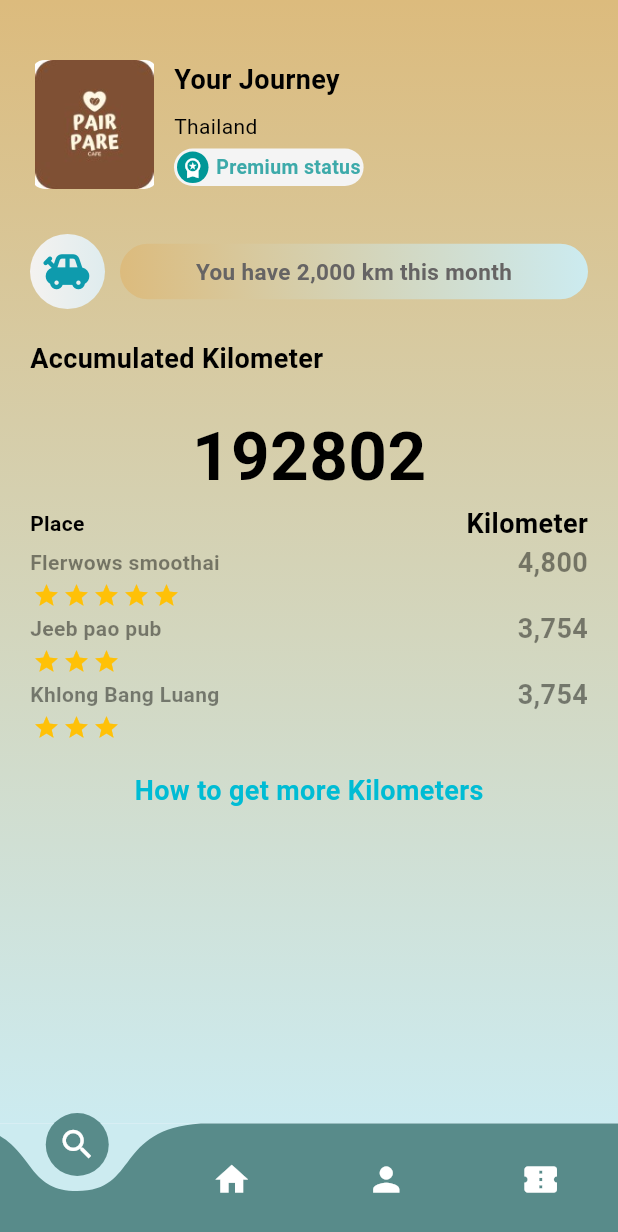
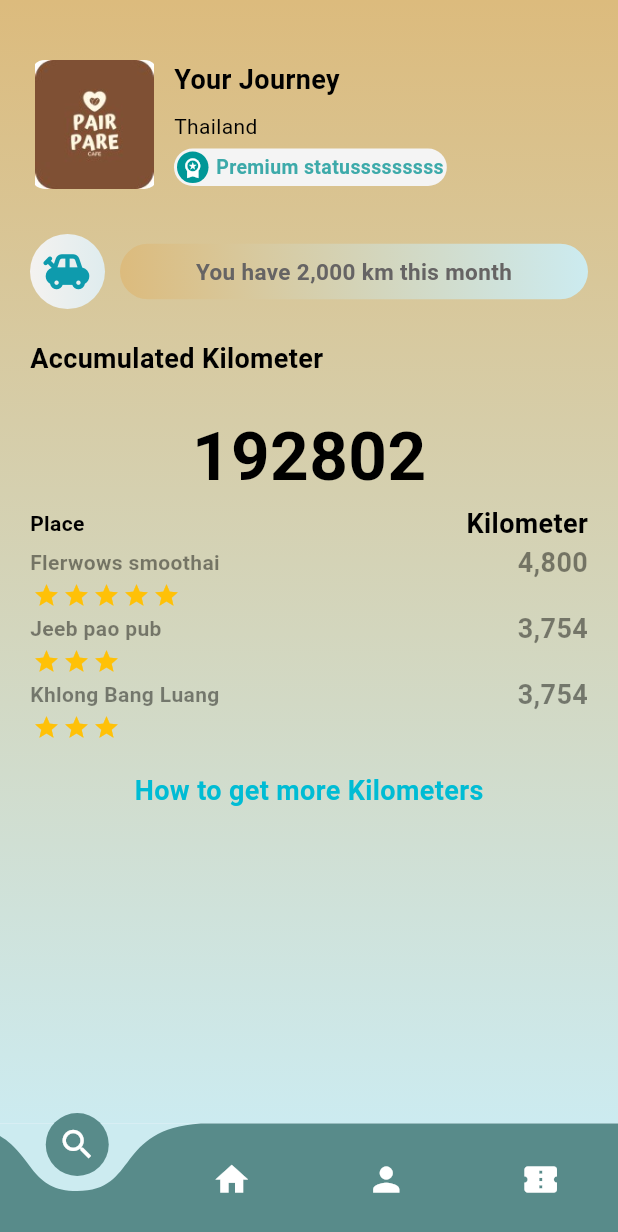
Before and after one commit to punyanuch-h/283_mobile2, a Flutter app: the screen it shows after launch, on a phone screen of 412 x 824 dp. Shown: the top 1232 px of the screen. Run offline on Flutter 3.47's test engine with Material 3 defaults, Android fonts, the phone set to English and light mode, and no system bars; drawn by our look-alikes of curved_navigation_bar; our stand-ins replace fluentui_icons, flutter_map, flutter_svg, google_maps_flutter, ionicons, latlong2.

Commit message:
try to commit

```diff
--- a/lib/screens/ticket_page.dart
+++ b/lib/screens/ticket_page.dart
@@ -82,7 +82,7 @@ class TicketPage extends StatelessWidget {
                                 ),
                                 SizedBox(width: 5),
                                 Text(
-                                  "Premium status",
+                                  "Premium statusssssssss",
                                   style: TextStyle(
                                     color: const Color(0xFF3DAAAA),
                                     fontWeight: FontWeight.w600,
```
